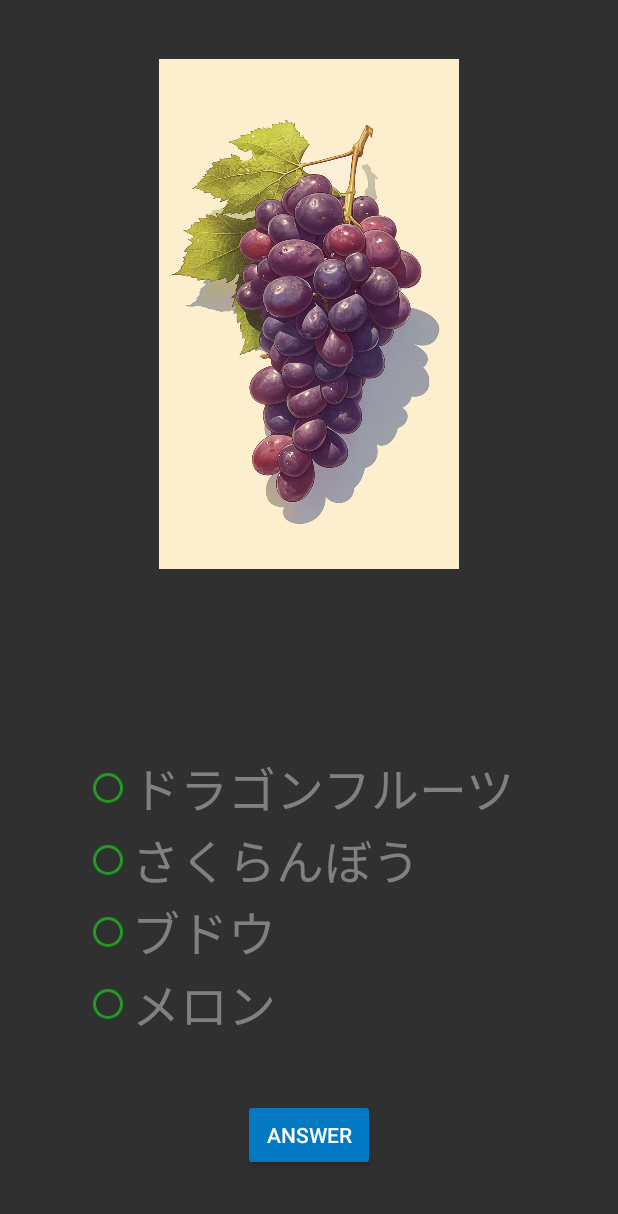
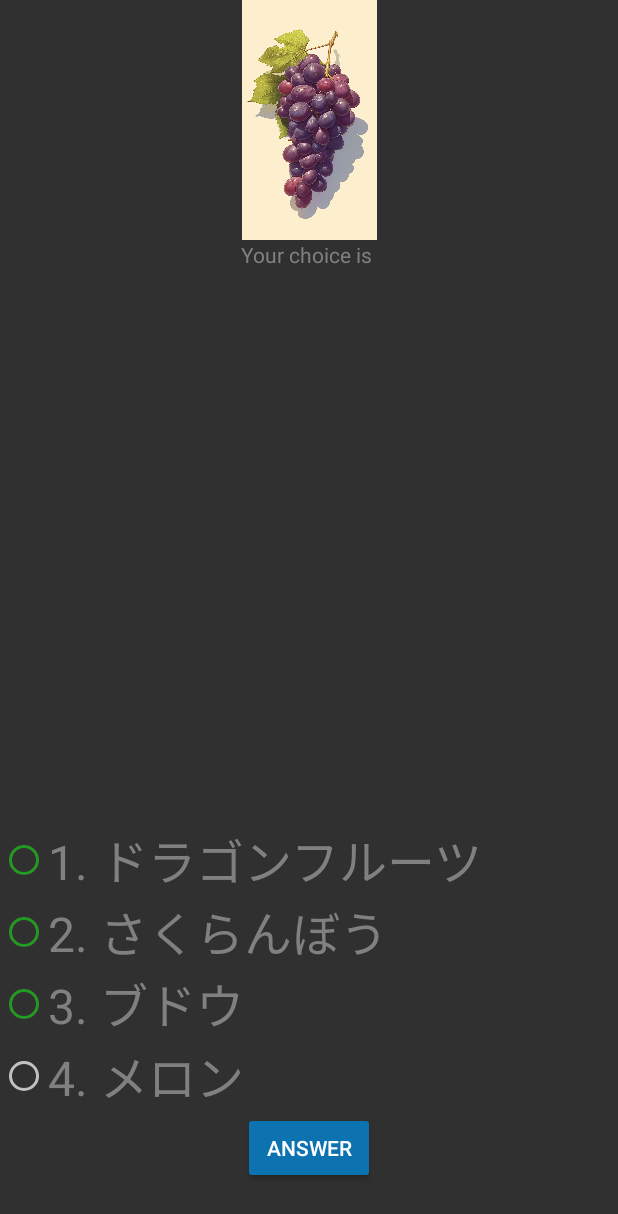
Before and after one commit to neojou/JPFruits, an Android app built with Jetpack Compose: the screen it shows after launch (JPFruitActivity), after a tap on "START", on a phone screen of 412 x 824 dp. Shown: the top 1214 px of the screen. Run offline under Robolectric (Android 15) with nearby library versions, the phone set to English and light mode, and no system bars; our stand-ins replace data binding; 1 statement that could not run was skipped.

Commit message:
JPFruits : try to use ratio in xml layout
Signed-off-by: neojou <neojou@gmail.com>

```diff
--- a/app/src/main/java/com/neojou/jpfruits/FragmentMain.java
+++ b/app/src/main/java/com/neojou/jpfruits/FragmentMain.java
@@ -16,9 +16,6 @@ import androidx.fragment.app.FragmentTransaction;
 
 import com.neojou.jpfruits.databinding.FragmentMainBinding;
 
-import java.util.concurrent.ExecutorService;
-import java.util.concurrent.Executors;
-
 
 public class FragmentMain extends Fragment
         implements View.OnClickListener {
@@ -34,6 +31,9 @@ public class FragmentMain extends Fragment
     Button button_return;
 
     boolean isAnswered;
+
+    int fragmain_screen_width;
+    int fragmain_screen_height;
 
     public FragmentMain()
     {
@@ -65,6 +65,7 @@ public class FragmentMain extends Fragment
 
     public void onViewCreated(@NonNull View view, Bundle savedInstanceState) {
         super.onViewCreated(view, savedInstanceState);
+
         switch_to_main_page();
     }
 
--- a/app/src/main/java/com/neojou/jpfruits/FragmentQuestion.java
+++ b/app/src/main/java/com/neojou/jpfruits/FragmentQuestion.java
@@ -215,16 +215,17 @@ public class FragmentQuestion extends Fragment
         question_image.setScaleType(ImageView.ScaleType.FIT_XY);
         question_image.setVisibility(View.VISIBLE);
 
-        answer_result.setVisibility(View.INVISIBLE);
+        answer_result.setVisibility(View.VISIBLE);
+        answer_result.setText("Your choice is ");
         choice_rd.setVisibility(View.VISIBLE);
         choices[0] = q.choice1;
         choices[1] = q.choice2;
         choices[2] = q.choice3;
         choices[3] = q.choice4;
-        choice_rb[0].setText(choices[0]);
-        choice_rb[1].setText(choices[1]);
-        choice_rb[2].setText(choices[2]);
-        choice_rb[3].setText(choices[3]);
+        choice_rb[0].setText("1. " + choices[0]);
+        choice_rb[1].setText("2. " + choices[1]);
+        choice_rb[2].setText("3. " + choices[2]);
+        choice_rb[3].setText("4. " + choices[3]);
         set_radio_button_color(choice_rb[0], R.color.gray);
         set_radio_button_color(choice_rb[1], R.color.gray);
         set_radio_button_color(choice_rb[2], R.color.gray);
--- a/app/src/main/res/layout/fragment_main.xml
+++ b/app/src/main/res/layout/fragment_main.xml
@@ -12,104 +12,109 @@
 
         <FrameLayout
             android:id="@+id/fragment_main"
-            android:layout_width="match_parent"
-            android:layout_height="0dp">
+            android:layout_width="0dp"
+            android:layout_height="0dp"
+            app:layout_constraintTop_toTopOf="parent"
+            app:layout_constraintBottom_toTopOf="@+id/layout_buttons"
+            app:layout_constraintLeft_toLeftOf="parent"
+            app:layout_constraintRight_toRightOf="parent"
+            app:layout_constraintHeight_percent="0.9"
+            app:layout_constraintVertical_bias="0" >
         </FrameLayout>
 
         <androidx.constraintlayout.widget.ConstraintLayout
             android:id="@+id/layout_buttons"
-            android:layout_width="match_parent"
-            android:layout_height="wrap_content"
-
+            android:layout_width="0dp"
+            android:layout_height="0dp"
             android:orientation="horizontal"
-            tools:ignore="MissingConstraints"
-            >
+            android:gravity="center"
+            app:layout_constraintHorizontal_bias="0.5"
+            app:layout_constraintHorizontal_chainStyle="spread"
+            app:layout_constraintTop_toBottomOf="@id/fragment_main"
+            app:layout_constraintBottom_toBottomOf="parent"
+            app:layout_constraintLeft_toLeftOf="parent"
+            app:layout_constraintRight_toRightOf="parent"
+            app:layout_constraintHeight_percent="0.1"
+            app:layout_constraintVertical_bias="0" >
 
             <Button
                 android:id="@+id/button_start"
                 android:layout_width="wrap_content"
-                android:layout_height="wrap_content"
+                android:layout_height="0dp"
+                android:backgroundTint="@color/button_background_color"
                 android:text="@string/button_start_str"
                 android:textColor="@color/button_text_color"
-                android:backgroundTint="@color/button_background_color"
+                app:layout_constraintStart_toStartOf="parent"
                 app:layout_constraintEnd_toStartOf="@+id/button_answer"
-                app:layout_constraintHorizontal_bias="0.5"
-                app:layout_constraintHorizontal_chainStyle="spread"
-                app:layout_constraintStart_toStartOf="parent"
-                tools:ignore="MissingConstraints" />
+                app:layout_constraintTop_toTopOf="@+id/layout_buttons"
+                app:layout_constraintLeft_toLeftOf="parent"
+                app:layout_constraintRight_toLeftOf="@+id/button_answer"
+                />
 
             <Button
                 android:id="@+id/button_answer"
                 android:layout_width="wrap_content"
-                android:layout_height="wrap_content"
+                android:layout_height="0dp"
+                android:backgroundTint="@color/button_background_color"
                 android:text="@string/button_answer_str"
                 android:textColor="@color/button_text_color"
-                android:backgroundTint="@color/button_background_color"
+                app:layout_constraintHorizontal_bias="0.5"
+                app:layout_constraintHorizontal_chainStyle="spread"
+                app:layout_constraintStart_toEndOf="@+id/button_start"
                 app:layout_constraintEnd_toStartOf="@+id/button_next"
-                app:layout_constraintHorizontal_bias="0.5"
-                app:layout_constraintStart_toEndOf="@+id/button_start"
-                tools:ignore="MissingConstraints" />
+                app:layout_constraintTop_toTopOf="@+id/layout_buttons"
+                app:layout_constraintLeft_toRightOf="@id/button_start"
+                app:layout_constraintRight_toLeftOf="@+id/button_next"
+                />
 
             <Button
                 android:id="@+id/button_next"
                 android:layout_width="wrap_content"
-                android:layout_height="wrap_content"
+                android:layout_height="0dp"
+                android:backgroundTint="@color/button_background_color"
                 android:text="@string/button_next_str"
                 android:textColor="@color/button_text_color"
-                android:backgroundTint="@color/button_background_color"
+                app:layout_constraintHorizontal_bias="0.5"
+                app:layout_constraintHorizontal_chainStyle="spread"
+                app:layout_constraintStart_toEndOf="@+id/button_answer"
                 app:layout_constraintEnd_toStartOf="@+id/button_finished"
-                app:layout_constraintHorizontal_bias="0.5"
-                app:layout_constraintStart_toEndOf="@+id/button_answer"
-                tools:ignore="MissingConstraints" />
+                app:layout_constraintTop_toTopOf="@+id/layout_buttons"
+                app:layout_constraintLeft_toRightOf="@id/button_answer"
+                app:layout_constraintRight_toLeftOf="@+id/button_finished"
+                />
 
             <Button
                 android:id="@+id/button_finished"
                 android:layout_width="wrap_content"
-                android:layout_height="wrap_content"
+                android:layout_height="0dp"
+                android:backgroundTint="@color/button_background_color"
                 android:text="@string/button_finished_str"
                 android:textColor="@color/button_text_color"
-                android:backgroundTint="@color/button_background_color"
+                app:layout_constraintHorizontal_bias="0.5"
+                app:layout_constraintHorizontal_chainStyle="spread"
+                app:layout_constraintStart_toEndOf="@+id/button_next"
                 app:layout_constraintEnd_toStartOf="@+id/button_return"
-                app:layout_constraintHorizontal_bias="0.5"
-                app:layout_constraintStart_toEndOf="@+id/button_next"
-                tools:ignore="MissingConstraints" />
+                app:layout_constraintTop_toTopOf="@+id/layout_buttons"
+                app:layout_constraintLeft_toRightOf="@id/button_next"
+                app:layout_constraintRight_toLeftOf="@+id/button_return"
+                />
 
             <Button
                 android:id="@+id/button_return"
                 android:layout_width="wrap_content"
-                android:layout_height="wrap_content"
+                android:layout_height="0dp"
+                android:backgroundTint="@color/button_background_color"
                 android:text="@string/button_return_str"
                 android:textColor="@color/button_text_color"
-                android:backgroundTint="@color/button_background_color"
+                app:layout_constraintHorizontal_bias="0.5"
+                app:layout_constraintHorizontal_chainStyle="spread"
+                app:layout_constraintStart_toEndOf="@+id/button_finished"
                 app:layout_constraintEnd_toEndOf="parent"
-                app:layout_constraintHorizontal_bias="0.5"
-                app:layout_constraintStart_toEndOf="@+id/button_finished"
-                tools:ignore="MissingConstraints" />
+                app:layout_constraintTop_toTopOf="@+id/layout_buttons"
+                app:layout_constraintLeft_toRightOf="@id/button_finished"
+                app:layout_constraintRight_toLeftOf="parent"
+                />
 
         </androidx.constraintlayout.widget.ConstraintLayout>
-
-        <TextView
-            android:id="@+id/bottom_line"
-            android:layout_width="32sp"
-            android:layout_height="wrap_content"
-            android:text=""
-            android:textAlignment="center"
-            android:textSize="32sp"
-            app:layout_constraintBottom_toBottomOf="@+id/screen_flow_main"
-            tools:ignore="MissingConstraints"
-             />
-
-        <androidx.constraintlayout.helper.widget.Flow
-            android:id="@+id/screen_flow_main"
-            android:layout_width="0dp"
-            android:layout_height="match_parent"
-            android:orientation="vertical"
-            app:constraint_referenced_ids="fragment_main, layout_buttons, bottom_line"
-            app:flow_horizontalAlign="center"
-            app:flow_verticalAlign="bottom"
-            app:flow_verticalStyle="spread"
-            app:layout_constraintStart_toStartOf="parent"
-            />
-
     </androidx.constraintlayout.widget.ConstraintLayout>
 </layout>
--- a/app/src/main/res/layout/fragment_question.xml
+++ b/app/src/main/res/layout/fragment_question.xml
@@ -12,35 +12,37 @@
 
         <ImageView
             android:id="@+id/question_image"
-            android:layout_width="200dip"
-            android:layout_height="340dip"
+            android:layout_width="90dp"
+            android:layout_height="160dp"
             android:scaleType="fitXY"
             android:contentDescription="@string/img_content_name"
-            android:layout_marginTop="10dp"
-            android:layout_marginEnd="10dp"
-            app:layout_constraintStart_toStartOf="parent"
+            app:layout_constraintTop_toTopOf="parent"
+            app:layout_constraintBottom_toTopOf="@+id/answer_result"
+            app:layout_constraintLeft_toLeftOf="parent"
+            app:layout_constraintRight_toRightOf="parent"
              />
 
         <TextView
             android:id="@+id/answer_result"
-            android:layout_width="match_parent"
-            android:layout_height="wrap_content"
+            android:layout_width="0dp"
+            android:layout_height="0dp"
             android:textAlignment="center"
-            android:textSize="32sp"
             android:textColor="@color/gray"
-            app:layout_constraintStart_toEndOf="@+id/question_image"
-            tools:ignore="MissingConstraints" />
+            app:layout_constraintTop_toBottomOf="@id/question_image"
+            app:layout_constraintBottom_toTopOf="@+id/choices"
+            app:layout_constraintLeft_toLeftOf="parent"
+            app:layout_constraintRight_toRightOf="parent"
+            />
 
         <RadioGroup
             android:id="@+id/choices"
-            android:layout_width="300dp"
+            android:layout_width="match_parent"
             android:layout_height="wrap_content"
-            android:layout_marginStart="10dp"
-            android:layout_marginTop="10dp"
-            android:layout_marginEnd="10dp"
             android:orientation="vertical"
-            app:layout_constraintStart_toEndOf="@+id/answer_result"
-            tools:ignore="MissingConstraints"
+            app:layout_constraintTop_toBottomOf="@id/answer_result"
+            app:layout_constraintBottom_toBottomOf="parent"
+            app:layout_constraintLeft_toLeftOf="parent"
+            app:layout_constraintRight_toRightOf="parent"
             >
 
             <RadioButton
@@ -50,7 +52,10 @@
                 android:buttonTint="@color/radio_color"
                 android:minHeight="48dp"
                 android:textSize="32sp"
-                tools:ignore="DuplicateSpeakableTextCheck" />
+                android:textColor="@color/gray"
+                app:layout_constraintTop_toTopOf="@id/choices"
+                app:layout_constraintBottom_toTopOf="@+id/choice2"
+            />
 
             <RadioButton
                 android:id="@+id/choice2"
@@ -58,7 +63,11 @@
                 android:layout_height="wrap_content"
                 android:buttonTint="@color/radio_color"
                 android:minHeight="48dp"
-                android:textSize="32sp" />
+                android:textSize="32sp"
+                android:textColor="@color/gray"
+                app:layout_constraintTop_toBottomOf="@id/choice1"
+                app:layout_constraintBottom_toTopOf="@+id/choice3"
+                />
 
             <RadioButton
                 android:id="@+id/choice3"
@@ -66,30 +75,23 @@
                 android:layout_height="wrap_content"
                 android:buttonTint="@color/radio_color"
                 android:minHeight="48dp"
-                android:textSize="32sp" />
+                android:textSize="32sp"
+                android:textColor="@color/gray"
+                app:layout_constraintTop_toBottomOf="@id/choice2"
+                app:layout_constraintBottom_toTopOf="@+id/choice4"
+                />
 
             <RadioButton
                 android:id="@+id/choice4"
                 android:layout_width="match_parent"
                 android:layout_height="wrap_content"
-                android:buttonTint="@color/radio_color"
                 android:minHeight="48dp"
-                android:textSize="32sp" />
-
+                android:textSize="32sp"
+                android:textColor="@color/gray"
+                app:layout_constraintTop_toBottomOf="@id/choice3"
+                app:layout_constraintBottom_toBottomOf="@+id/choices"
+                />
         </RadioGroup>
-
-
-        <androidx.constraintlayout.helper.widget.Flow
-            android:id="@+id/screen_flow"
-            android:layout_width="0dp"
-            android:layout_height="match_parent"
-            android:orientation="vertical"
-            app:constraint_referenced_ids="question_image, answer_result, choices"
-            app:flow_horizontalAlign="center"
-            app:flow_verticalAlign="bottom"
-            app:flow_verticalStyle="spread"
-            app:layout_constraintStart_toStartOf="parent"
-            tools:layout_editor_absoluteY="0dp" />
 
     </androidx.constraintlayout.widget.ConstraintLayout>
 
--- a/app/src/main/res/values/colors.xml
+++ b/app/src/main/res/values/colors.xml
@@ -11,7 +11,7 @@
     <color name="fuchsia">#FF00FF</color>
     <color name="gray">#808080</color>
     <color name="beige">#FDEECD</color>
-    <color name="button_background_color">#0279C2</color>
+    <color name="button_background_color">#0c72b0</color>
     <color name="button_text_color">#FFFFFF</color>
     <color name="radio_color">#249824</color>
 </resources>
```
Also changed, not shown: 4 other files.
